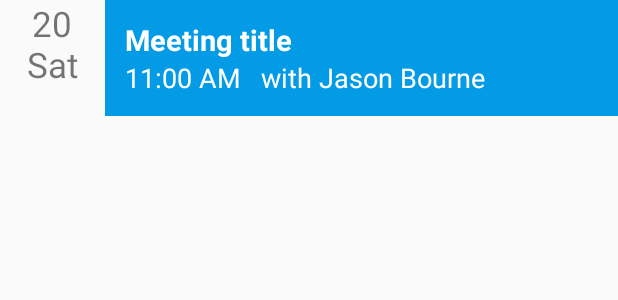
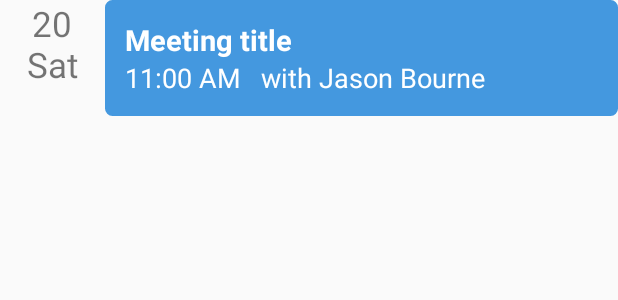
Before and after one commit to ux-schrocken/mobileapp, an Android app: the layout meeting_custom_row_layout.xml on its own in the app's theme, with its tools: preview values and no code run, on a phone screen of 412 x 824 dp. Shown: the top 300 px of the screen. Run offline under Robolectric (Android 15) with nearby library versions, the phone set to English and light mode, and no system bars.

Commit message:
minor changes

```diff
--- a/appnow-ypo-7bb496ed827a/app/src/main/java/in/appnow/ypo/android/ui/meeting/mvp/view/MeetingViewHolder.java
+++ b/appnow-ypo-7bb496ed827a/app/src/main/java/in/appnow/ypo/android/ui/meeting/mvp/view/MeetingViewHolder.java
@@ -90,6 +90,8 @@ public class MeetingViewHolder extends RecyclerView.ViewHolder {
                 if (previousObject.getDateOfMeeting().equalsIgnoreCase(response.getDateOfMeeting())) {
                     dayLabel.setVisibility(View.GONE);
                 } else {
+
+                    // meeting row card gaps
                     rowLayout.setPadding(0,40,0,0);
                     dayLabel.setVisibility(View.VISIBLE);
                     dayLabel.setText(DateUtils.parseDate(DateUtils.convertStringDateToMilliSecond(response.getDateOfMeeting(), DateUtils.MEETING_DATE_FORMAT), DateUtils.OPEN_MEETING_DISPLAY_DATE_FORMAT));
--- /dev/null
+++ b/appnow-ypo-7bb496ed827a/app/src/main/res/drawable/meetings_row_bg.xml
@@ -0,0 +1,11 @@
+<?xml version="1.0" encoding="utf-8"?>
+<shape xmlns:android="http://schemas.android.com/apk/res/android"
+android:shape="rectangle">
+<solid android:color="@android:color/transparent" />
+<stroke
+    android:width="2dp"
+    android:color="#4498DF" />
+<corners android:radius="@dimen/_3sdp" />
+    <solid android:color="#4498DF" />
+
+</shape>
--- a/appnow-ypo-7bb496ed827a/app/src/main/res/layout/meeting_custom_row_layout.xml
+++ b/appnow-ypo-7bb496ed827a/app/src/main/res/layout/meeting_custom_row_layout.xml
@@ -4,7 +4,7 @@
     xmlns:tools="http://schemas.android.com/tools"
     android:id="@+id/meeting_row_Layout"
     android:layout_width="match_parent"
-    android:layout_marginBottom="@dimen/_10sdp"
+    android:layout_marginBottom="@dimen/_8sdp"
     android:layout_height="wrap_content"
     android:orientation="horizontal">
 
@@ -33,7 +33,7 @@
         android:id="@+id/meeting_child_row_root_layout"
         android:layout_width="match_parent"
         android:layout_height="wrap_content"
-        android:background="@color/blue"
+        android:background="@drawable/meetings_row_bg"
         android:orientation="vertical"
         android:padding="@dimen/_10sdp">
 
```
